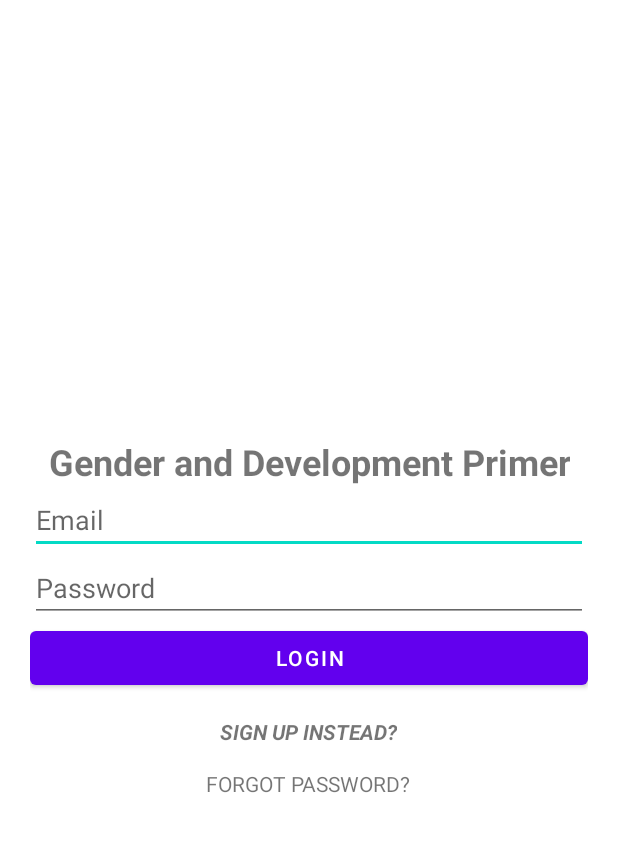
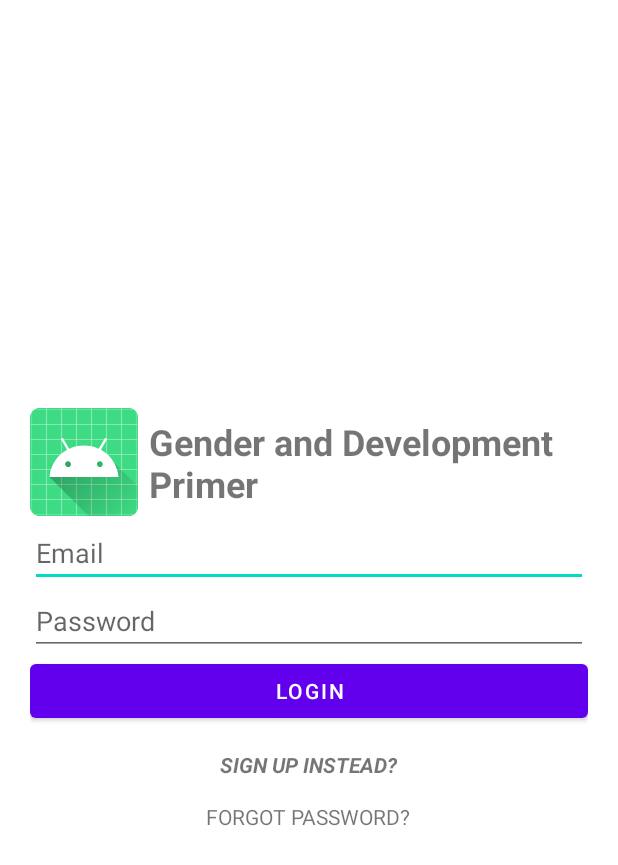
Before and after one commit to Castorito/Gender-and-Development-Primer, an Android app: the screen it shows after launch (Login), on a phone screen of 412 x 824 dp. Shown: the top 865 px of the screen. Run offline under Robolectric (Android 15) with nearby library versions, the phone set to English and light mode, and no system bars; our stand-ins replace Firebase (no records; nobody signed in at launch, a user with empty details on screens opened directly).

```diff
--- a/app/src/main/res/layout/activity_login.xml
+++ b/app/src/main/res/layout/activity_login.xml
@@ -1,15 +1,21 @@
 <?xml version="1.0" encoding="utf-8"?>
-<RelativeLayout xmlns:android="http://schemas.android.com/apk/res/android"
+<androidx.constraintlayout.widget.ConstraintLayout xmlns:android="http://schemas.android.com/apk/res/android"
+    xmlns:app="http://schemas.android.com/apk/res-auto"
     xmlns:tools="http://schemas.android.com/tools"
     android:layout_width="match_parent"
     android:layout_height="match_parent"
+    android:padding="20dp"
     tools:context=".mainfunctions.Login">
 
     <ScrollView
+        android:id="@+id/scrollView2"
         android:layout_width="match_parent"
         android:layout_height="wrap_content"
         android:layout_centerInParent="true"
-        android:layout_margin="20dp">
+        app:layout_constraintBottom_toBottomOf="parent"
+        app:layout_constraintEnd_toEndOf="parent"
+        app:layout_constraintStart_toStartOf="parent"
+        app:layout_constraintTop_toTopOf="parent">
 
         <LinearLayout
             android:id="@+id/login_form"
@@ -18,21 +24,33 @@
             android:gravity="center"
             android:orientation="vertical">
 
-            <TextView
+            <LinearLayout
                 android:layout_width="wrap_content"
                 android:layout_height="wrap_content"
-                android:shadowDx="3"
-                android:shadowDy="3"
-                android:shadowRadius="1"
-                android:text="@string/app_name"
-                android:textAlignment="center"
-                android:textSize="24sp"
-                android:textStyle="bold" />
+                android:gravity="center"
+                android:orientation="horizontal">
+
+                <ImageView
+                    android:layout_width="wrap_content"
+                    android:layout_height="wrap_content"
+                    android:contentDescription="logo"
+                    android:src="@mipmap/ic_launcher_round" />
+
+                <TextView
+                    android:layout_width="wrap_content"
+                    android:layout_height="wrap_content"
+                    android:layout_margin="7dp"
+                    android:text="@string/app_name"
+                    android:textAlignment="textStart"
+                    android:textSize="24sp"
+                    android:textStyle="bold" />
+            </LinearLayout>
 
             <EditText
                 android:id="@+id/login_emailAddress"
                 android:layout_width="match_parent"
                 android:layout_height="wrap_content"
+                android:autofillHints=""
                 android:hint="@string/email"
                 android:inputType="textEmailAddress" />
 
@@ -40,6 +58,7 @@
                 android:id="@+id/login_password"
                 android:layout_width="match_parent"
                 android:layout_height="wrap_content"
+                android:autofillHints=""
                 android:hint="@string/password"
                 android:inputType="textPassword" />
 
@@ -51,34 +70,32 @@
 
             <TextView
                 android:id="@+id/btn_signUp"
-                android:textAlignment="center"
                 android:layout_width="wrap_content"
                 android:layout_height="wrap_content"
                 android:layout_margin="15dp"
                 android:text="@string/sign_up_instead"
+                android:textAlignment="center"
                 android:textAllCaps="true"
                 android:textStyle="bold|italic" />
 
             <TextView
                 android:id="@+id/btn_forgotPass"
-                android:textAlignment="center"
                 android:layout_width="wrap_content"
                 android:layout_height="wrap_content"
                 android:text="@string/forgot_password"
+                android:textAlignment="center"
                 android:textAllCaps="true" />
         </LinearLayout>
     </ScrollView>
 
-    <RelativeLayout
-        android:id="@+id/loading_layout"
-        android:layout_width="match_parent"
-        android:layout_height="match_parent"
-        android:background="#74808080"
-        android:gravity="center"
-        android:visibility="gone">
+    <ProgressBar
+        android:id="@+id/login_loading"
+        android:layout_width="300dp"
+        android:layout_height="300dp"
+        android:visibility="invisible"
+        app:layout_constraintBottom_toBottomOf="parent"
+        app:layout_constraintEnd_toEndOf="parent"
+        app:layout_constraintStart_toStartOf="parent"
+        app:layout_constraintTop_toTopOf="parent" />
 
-        <ProgressBar
-            android:layout_width="300dp"
-            android:layout_height="300dp" />
-    </RelativeLayout>
-</RelativeLayout>
+</androidx.constraintlayout.widget.ConstraintLayout>
```
Also changed, not shown: app/src/main/AndroidManifest.xml (+7 -2 lines), app/src/main/java/com/genderanddevelopmentprimer/app/mainfunctions/HomeScreen.java (added, +22 -0 lines), app/src/main/java/com/genderanddevelopmentprimer/app/mainfunctions/Login.java (+27 -8 lines), app/src/main/java/com/genderanddevelopmentprimer/app/mainfunctions/Register.java (+29 -10 lines), app/src/main/res/layout/activity_home_screen.xml (added, +62 -0 lines), app/src/main/res/layout/activity_register.xml (+22 -18 lines), app/src/main/res/layout/gamesample.xml (added, +59 -0 lines).
